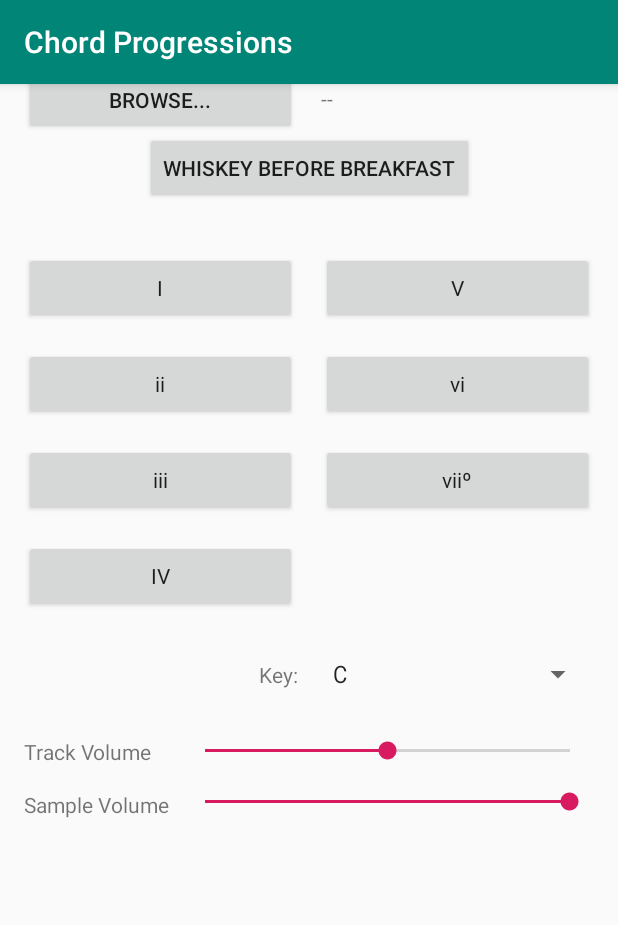
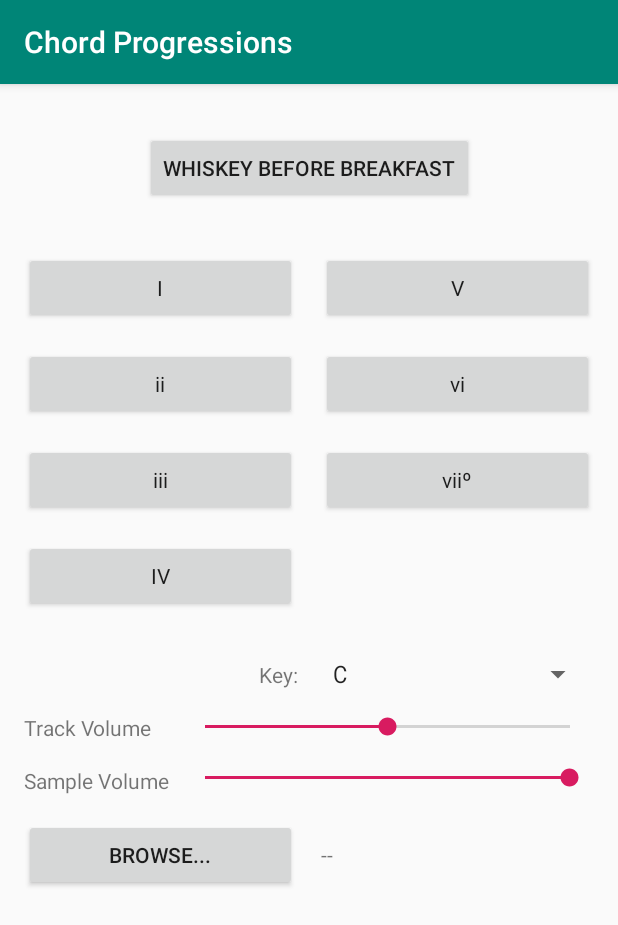
Before and after one commit to zwiebelspaetzle/chord-prog-android, an Android app: the screen it shows after launch (MainActivity), on a phone screen of 412 x 824 dp. Shown: the top 925 px of the screen. Run offline under Robolectric (Android 15) with nearby library versions, the phone set to English and light mode, and no system bars; 1 statement that could not run was skipped.

Commit message:
tweaked layout

```diff
--- a/app/src/main/res/layout/activity_main.xml
+++ b/app/src/main/res/layout/activity_main.xml
@@ -104,7 +104,7 @@
             android:layout_width="wrap_content"
             android:layout_height="wrap_content"
             app:layout_constraintStart_toStartOf="parent" android:layout_marginStart="16dp"
-            android:id="@+id/trackVolumeLabel" android:layout_marginTop="32dp"
+            android:id="@+id/trackVolumeLabel" android:layout_marginTop="16dp"
             app:layout_constraintTop_toBottomOf="@+id/editText" app:layout_constraintHorizontal_bias="0.0"
             app:layout_constraintEnd_toEndOf="@+id/sampleVolumeLabel" android:textAlignment="viewStart"/>
     <SeekBar
@@ -113,7 +113,7 @@
             android:id="@+id/trackVolumeSeekBar"
             app:layout_constraintHorizontal_bias="0.5" app:layout_constraintEnd_toEndOf="parent"
             android:layout_marginEnd="16dp"
-            app:layout_constraintStart_toStartOf="@+id/sampleVolumeSeekBar" android:layout_marginTop="32dp"
+            app:layout_constraintStart_toStartOf="@+id/sampleVolumeSeekBar" android:layout_marginTop="16dp"
             app:layout_constraintTop_toBottomOf="@+id/editText"/>
     <TextView
             android:text="@string/sample_valume_label"
@@ -139,11 +139,12 @@
             android:id="@+id/browseButton"
             android:onClick="performFileSearch" app:layout_constraintHorizontal_bias="0.5"
             app:layout_constraintEnd_toStartOf="@+id/trackNameView" android:layout_marginEnd="16dp"
-            app:layout_constraintBaseline_toBaselineOf="@+id/trackNameView"/>
+            android:layout_marginTop="16dp" app:layout_constraintTop_toBottomOf="@+id/sampleVolumeLabel"/>
     <TextView
             android:layout_width="0dp"
-            android:layout_height="wrap_content" tools:layout_editor_absoluteY="536dp"
+            android:layout_height="wrap_content"
             android:id="@+id/trackNameView" app:layout_constraintStart_toEndOf="@+id/browseButton"
             app:layout_constraintHorizontal_bias="0.5" app:layout_constraintEnd_toEndOf="parent"
-            android:layout_marginEnd="16dp" android:text="@string/track_name_view_default"/>
+            android:layout_marginEnd="16dp" android:text="@string/track_name_view_default"
+            app:layout_constraintBaseline_toBaselineOf="@+id/browseButton"/>
 </android.support.constraint.ConstraintLayout>
```
